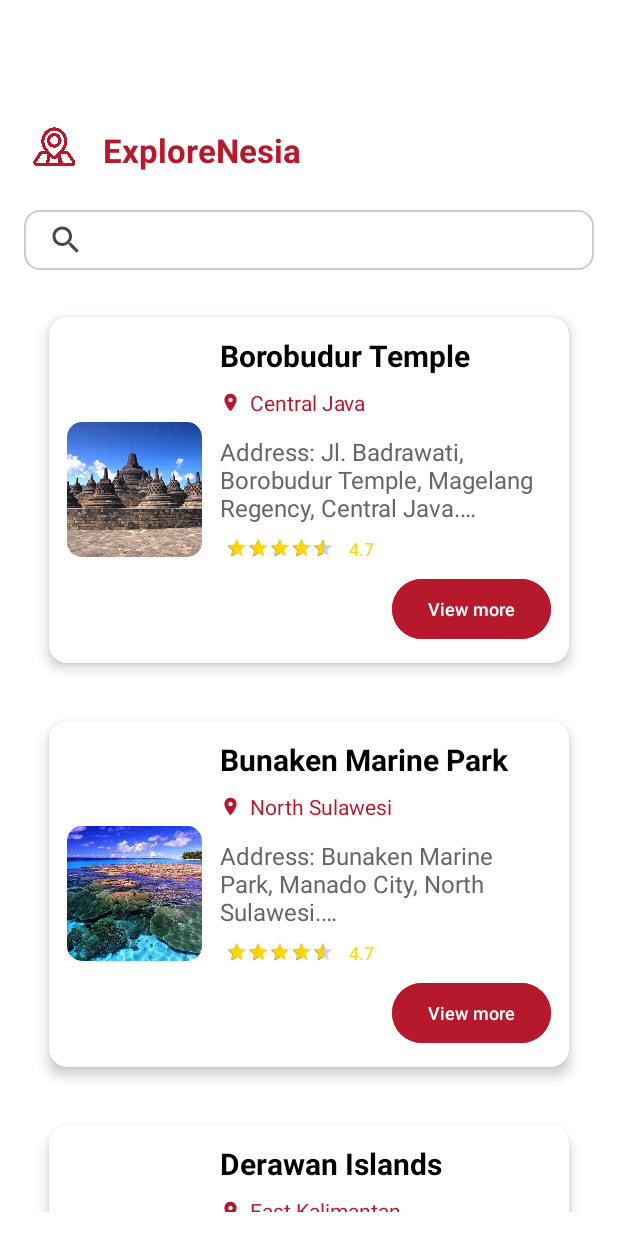
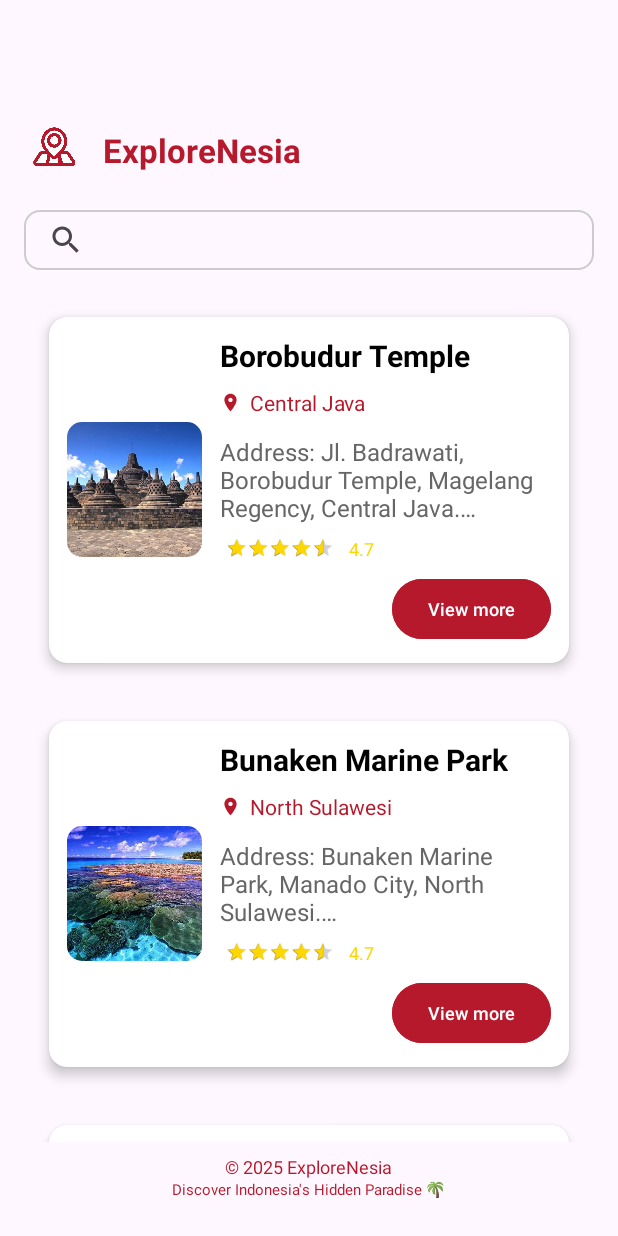
Before and after one commit to aiinuuazzariaa/explorenesia, an Android app: the screen it shows after launch (MainActivity), on a phone screen of 412 x 824 dp. Run offline under Robolectric (Android 15) with nearby library versions, the phone set to English and light mode, and no system bars.

Commit message:
add: add footer upd: update button google maps

```diff
--- a/app/src/main/res/drawable/search_border.xml
+++ b/app/src/main/res/drawable/search_border.xml
@@ -1,8 +1,6 @@
 <?xml version="1.0" encoding="utf-8"?>
 <shape xmlns:android="http://schemas.android.com/apk/res/android"
     android:shape="rectangle">
-
-    <solid android:color="#FFFFFF" />
 
     <stroke
         android:width="1dp"
--- a/app/src/main/res/layout/activity_main.xml
+++ b/app/src/main/res/layout/activity_main.xml
@@ -3,8 +3,7 @@
     android:orientation="vertical"
     android:padding="16dp"
     android:layout_width="match_parent"
-    android:layout_height="match_parent"
-    android:background="#FFFFFF">
+    android:layout_height="match_parent">
 
     <LinearLayout
         android:paddingTop="?attr/actionBarSize"
@@ -43,7 +42,10 @@
     <androidx.recyclerview.widget.RecyclerView
         android:id="@+id/recyclerView"
         android:layout_width="match_parent"
-        android:layout_height="match_parent"
+        android:layout_height="0dp"
+        android:layout_weight="1"
         android:layout_marginTop="12dp" />
 
+    <include layout="@layout/footer" />
+
 </LinearLayout>
--- /dev/null
+++ b/app/src/main/res/layout/footer.xml
@@ -0,0 +1,21 @@
+<LinearLayout xmlns:android="http://schemas.android.com/apk/res/android"
+    android:orientation="vertical"
+    android:gravity="center"
+    android:paddingVertical="8dp"
+    android:layout_width="match_parent"
+    android:layout_height="wrap_content">
+
+    <TextView
+        android:text="© 2025 ExploreNesia"
+        android:textColor="#B7192C"
+        android:textSize="12sp"
+        android:layout_width="wrap_content"
+        android:layout_height="wrap_content"/>
+
+    <TextView
+        android:text="Discover Indonesia's Hidden Paradise 🌴"
+        android:textColor="#B7192C"
+        android:textSize="10sp"
+        android:layout_width="wrap_content"
+        android:layout_height="wrap_content"/>
+</LinearLayout>
```
Also changed, not shown: app/src/main/res/layout/activity_detail.xml (+7 -25 lines).
